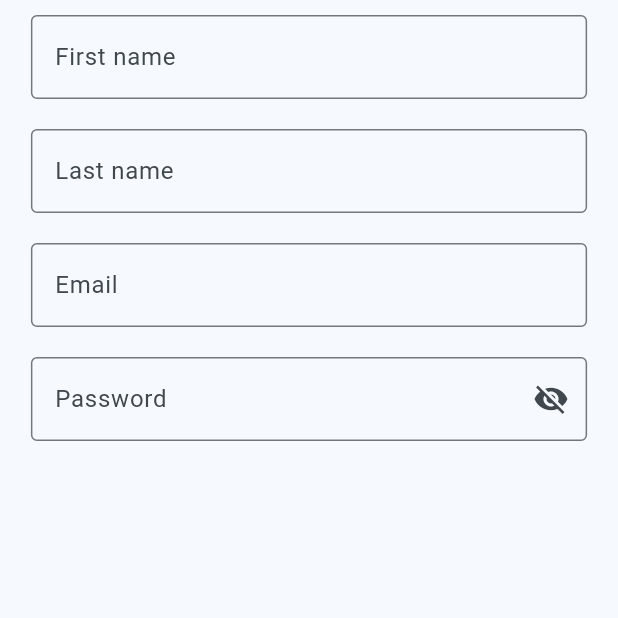
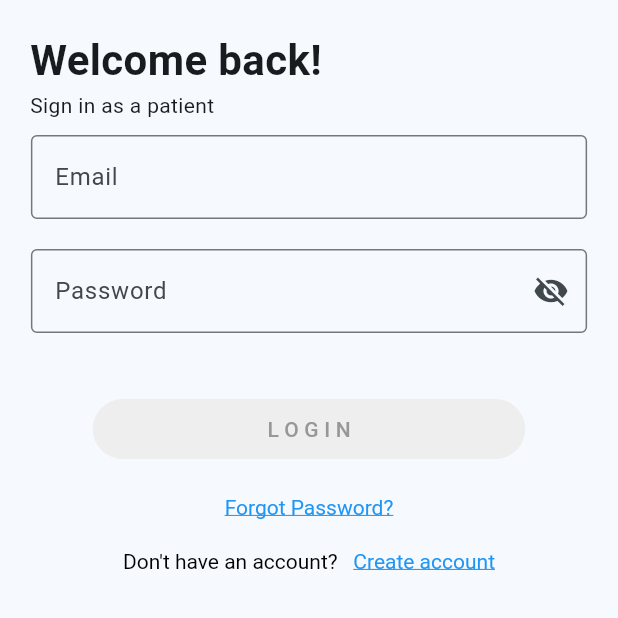
Before and after one commit to H-Munene/zuri_clone, a Flutter app: the screen it shows after launch, on a phone screen of 412 x 824 dp, the top half of it. Run offline on Flutter 3.47's test engine with Material 3 defaults, Android fonts, the light colour scheme and no system bars.

Commit message:
feat: forgot password, create account redirect

```diff
--- /dev/null
+++ b/lib/auth/forgotpass.dart
@@ -0,0 +1,19 @@
+import 'package:flutter/material.dart';
+
+class ForgotPasswordPage extends StatelessWidget {
+  const ForgotPasswordPage({super.key});
+
+  @override
+  Widget build(BuildContext context) {
+    return Scaffold(
+      body: SafeArea(child: Center(
+        child: Column(
+          children: [
+            Text("in forgot password")
+          ],
+        ),
+
+      )),
+    );
+  }
+}
--- a/lib/auth/login.dart
+++ b/lib/auth/login.dart
@@ -1,5 +1,7 @@
 import 'package:flutter/material.dart';
+import 'package:flutter/gestures.dart';
 import 'package:zuri_health_clone/utils/globals.dart' as globals;
+import 'package:zuri_health_clone/widgets/loginregisterbtn.dart';
 import 'package:zuri_health_clone/widgets/passwordtxtformfield.dart';
 import 'package:zuri_health_clone/widgets/textformfield.dart';
 
@@ -46,29 +48,80 @@ class _LoginPageState extends State<LoginPage> {
           child: Center(
               child: Column(
         children: [
-          TextFormFieldWidget(
-            focusNode: focusfirstname,
-            ontapfocus: () => focusfirstname.requestFocus(),
-            placeholder: globals.firstname,
-            controller: firstnameController,
-          ),
-          TextFormFieldWidget(
-            placeholder: globals.lastname,
-            controller: firstnameController,
-            focusNode: focuslastname,
-            ontapfocus: () => focuslastname.requestFocus(),
-          ),
+          //welcome back, sign in as patient
+          Container(
+              padding: EdgeInsets.only(left: 20, top: 20),
+              child: Column(children: [
+                Row(
+                  mainAxisAlignment: MainAxisAlignment.start,
+                  children: [
+                    Text(
+                      'Welcome back!',
+                      style:
+                          TextStyle(fontWeight: FontWeight.bold, fontSize: 28),
+                    ),
+                  ],
+                ),
+                Row(
+                  mainAxisAlignment: MainAxisAlignment.start,
+                  children: [
+                    Text('Sign in as a patient'),
+                  ],
+                ),
+              ])),
+
+          //email
           TextFormFieldWidget(
             placeholder: globals.email,
             controller: firstnameController,
             focusNode: focusemail,
             ontapfocus: focusemail.requestFocus,
           ),
+
+          //password
           PasswordTextFormField(
               ontapfocus: focuspassword.requestFocus,
               placeholder: globals.password,
               controller: firstnameController,
-              focusNode: focuspassword)
+              focusNode: focuspassword),
+          Padding(padding: EdgeInsets.only(bottom: 20)),
+
+          //login button
+          LoginRegisterButton(btnText: globals.loginbtnText),
+
+          //forgot password
+          Container(
+            padding: globals.loginRegisterBtnPadding,
+            child: RichText(
+                text: TextSpan(
+                    text: "Forgot Password?",
+                    style: TextStyle(
+                        decoration: TextDecoration.underline,
+                        color: Colors.blue),
+                    recognizer: TapGestureRecognizer()
+                      ..onTap = () {
+                        Navigator.pushNamed(context, '/forgot-password');
+                      })),
+          ),
+
+          //create account
+          Container(
+            padding: globals.loginRegisterBtnPadding,
+            child: RichText(
+                text: TextSpan(
+                    text: "Don't have an account?   ",
+                    style: TextStyle(color: Colors.black),
+                    children: [
+                  TextSpan(
+                      text: "Create account",
+                      style: TextStyle(
+                          decoration: TextDecoration.underline,
+                          color: Colors.blue),
+                      recognizer: TapGestureRecognizer()
+                        ..onTap =
+                            () => Navigator.pushNamed(context, '/register'))
+                ])),
+          )
         ],
       ))),
     );
--- a/lib/auth/register.dart
+++ b/lib/auth/register.dart
@@ -0,0 +1,21 @@
+import 'package:flutter/material.dart';
+
+class RegisterPage extends StatefulWidget {
+  const RegisterPage({super.key});
+
+  @override
+  State<RegisterPage> createState() => _RegisterPageState();
+}
+
+class _RegisterPageState extends State<RegisterPage> {
+  @override
+  Widget build(BuildContext context) {
+    return Scaffold(
+      body: SafeArea(child: Center(child: Column(
+        children: [
+          Text('in register page'),
+        ],
+      ),)),
+    );
+  }
+}
--- a/lib/main.dart
+++ b/lib/main.dart
@@ -1,5 +1,7 @@
 import 'package:flutter/material.dart';
+import 'package:zuri_health_clone/auth/forgotpass.dart';
 import 'package:zuri_health_clone/auth/login.dart';
+import 'package:zuri_health_clone/auth/register.dart';
 
 void main() {
   runApp(const MyApp());
@@ -34,6 +36,11 @@
         useMaterial3: true,
       ),
       home: const LoginPage(),
+      routes: {
+        '/forgot-password': (context) => const ForgotPasswordPage(),
+        '/register': (context) => const RegisterPage(),
+        '/login': (context) => const LoginPage(),
+      },
     );
   }
 }
--- a/lib/utils/globals.dart
+++ b/lib/utils/globals.dart
@@ -1,8 +1,8 @@
 import 'package:flutter/material.dart';
 
 //colors
-const placeholdercolor = Color.fromARGB(255, 81, 79, 81);
-const loginRegisterBtnColor = Color.fromARGB(255, 245, 242, 245);
+const placeholdercolor = Color.fromRGBO(151, 151, 151, 1);
+const loginRegisterBtnColor = Color.fromARGB(255, 239, 238, 238);
 const errorColor = Colors.red;
 
 //font size
@@ -16,6 +16,12 @@ const String phonenumber = "Phone number";
 const String gender = "Gender";
 const String password = "Password";
 const String confirmpassword = "Confirm Password";
+const String loginbtnText = "L O G I N";
+const String registerbtnText = "NEXT";
 
 //
 const double textfieldBorderRadius = 4;
+
+//padding
+const EdgeInsets pagePadding = EdgeInsets.fromLTRB(10, 20, 10, 20);
+const EdgeInsets loginRegisterBtnPadding = EdgeInsets.only(top: 10, bottom: 10);
--- /dev/null
+++ b/lib/widgets/loginregisterbtn.dart
@@ -0,0 +1,27 @@
+import 'package:flutter/material.dart';
+import 'package:zuri_health_clone/utils/globals.dart' as globals;
+
+class LoginRegisterButton extends StatelessWidget {
+  final String btnText;
+
+  const LoginRegisterButton({super.key, required this.btnText});
+
+  @override
+  Widget build(BuildContext context) {
+    return Container(
+      padding: globals.loginRegisterBtnPadding,
+      width: 0.7 * MediaQuery.of(context).size.width,
+      child: ElevatedButton(
+
+        style: ElevatedButton.styleFrom(
+          elevation: 0,
+          backgroundColor: globals.loginRegisterBtnColor
+        ),
+          onPressed: () {},
+          child: Text(
+            btnText,
+            style: TextStyle(color: globals.placeholdercolor, fontSize: 14),
+          )),
+    );
+  }
+}
```
